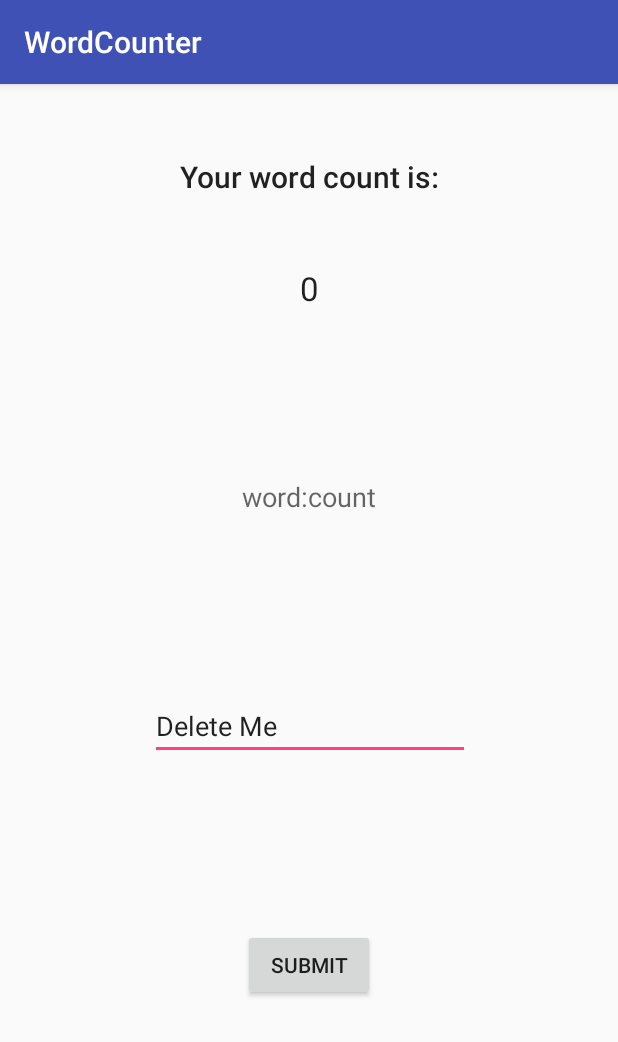
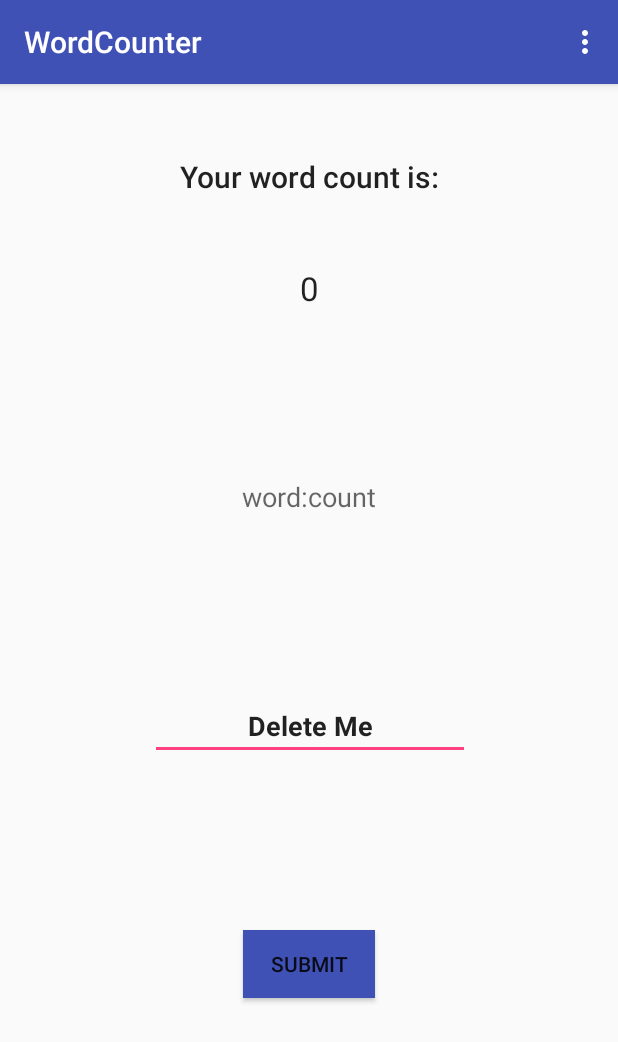
Before and after one commit to scottishasian/Homework_Number_ThirtySix, an Android app: the screen it shows after launch (MainActivity), on a phone screen of 412 x 824 dp. Shown: the top 1042 px of the screen. Run offline under Robolectric (Android 15) with nearby library versions, the phone set to English and light mode, and no system bars.

Commit message:
Added new activities and menu option.

```diff
--- a/app/src/main/java/com/example/kynansong/wordcounter/MainActivity.java
+++ b/app/src/main/java/com/example/kynansong/wordcounter/Controllers/MainActivity.java
@@ -1,14 +1,19 @@
-package com.example.kynansong.wordcounter;
+package com.example.kynansong.wordcounter.Controllers;
 
+import android.content.Intent;
 import android.support.v7.app.AppCompatActivity;
 import android.os.Bundle;
 import android.util.Log;
+import android.view.Menu;
+import android.view.MenuInflater;
+import android.view.MenuItem;
 import android.view.View;
 import android.widget.Button;
 import android.widget.EditText;
 import android.widget.TextView;
 
 import com.example.kynansong.wordcounter.Models.WordCounter;
+import com.example.kynansong.wordcounter.R;
 
 public class MainActivity extends AppCompatActivity {
 
@@ -41,5 +46,27 @@ public class MainActivity extends AppCompatActivity {
 
     }
 
+    @Override
+    public boolean onCreateOptionsMenu(Menu menu) {
+        MenuInflater menuInflater = getMenuInflater();
+        menuInflater.inflate(R.menu.activity_main, menu);
+        return true;
+    }
+
+    //new method per button.
+
+    @Override
+    public boolean onOptionsItemSelected(MenuItem item) {
+
+        if(item.getItemId() == R.id.action_about) {
+            Intent intent = new Intent(this, AboutActivity.class);
+            startActivity(intent);
+        } else if(item.getItemId() == R.id.action_settings) {
+            Intent intent = new Intent(this, SettingsActivity.class);
+            startActivity(intent);
+        }
+        return true;
+    }
+
 
 }
--- a/app/src/main/res/layout/activity_main.xml
+++ b/app/src/main/res/layout/activity_main.xml
@@ -4,7 +4,7 @@
     xmlns:tools="http://schemas.android.com/tools"
     android:layout_width="match_parent"
     android:layout_height="match_parent"
-    tools:context="com.example.kynansong.wordcounter.MainActivity">
+    tools:context="com.example.kynansong.wordcounter.Controllers.MainActivity">
 
     <TextView
         android:id="@+id/word_count"
@@ -33,7 +33,9 @@
         android:hint="@string/input_sentence"
         android:inputType="textPersonName"
         android:text="Delete Me"
+        android:textAlignment="center"
         android:textAppearance="@style/TextAppearance.AppCompat.Medium"
+        android:textStyle="bold"
         app:layout_constraintBottom_toBottomOf="parent"
         app:layout_constraintEnd_toEndOf="parent"
         app:layout_constraintHorizontal_bias="0.503"
@@ -44,11 +46,12 @@
     <Button
         android:id="@+id/submit_button"
         android:layout_width="wrap_content"
-        android:layout_height="wrap_content"
+        android:layout_height="45dp"
         android:layout_marginBottom="8dp"
         android:layout_marginEnd="8dp"
         android:layout_marginStart="8dp"
         android:layout_marginTop="8dp"
+        android:background="@color/colorPrimary"
         android:onClick="onButtonClick"
         android:text="@string/submit"
         app:layout_constraintBottom_toBottomOf="parent"
--- /dev/null
+++ b/app/src/main/res/menu/activity_main.xml
@@ -0,0 +1,8 @@
+<?xml version="1.0" encoding="utf-8"?>
+<menu xmlns:android="http://schemas.android.com/apk/res/android">
+            <item android:id="@+id/action_about"
+                    android:title="@string/about"/>
+            <item android:id="@+id/action_settings"
+                    android:title="@string/settings"/>
+
+</menu>
--- a/app/src/main/res/values/strings.xml
+++ b/app/src/main/res/values/strings.xml
@@ -8,4 +8,8 @@
     <string name="occurences_map" />
     <string name="example_text">word:number</string>
     <string name="occurences">word:count</string>
+    <string name="about">About</string>
+    <string name="settings">String</string>
+    <string name="about_activity_title">About</string>
+    <string name="settings_activity_title">Settings</string>
 </resources>
```
Also changed, not shown: app/src/main/AndroidManifest.xml (+9 -1 lines), app/src/main/java/com/example/kynansong/wordcounter/Controllers/AboutActivity.java (added, +15 -0 lines), app/src/main/java/com/example/kynansong/wordcounter/Controllers/SettingsActivity.java (added, +15 -0 lines), app/src/main/res/layout/activity_about.xml (added, +9 -0 lines), app/src/main/res/layout/activity_settings.xml (added, +9 -0 lines).
